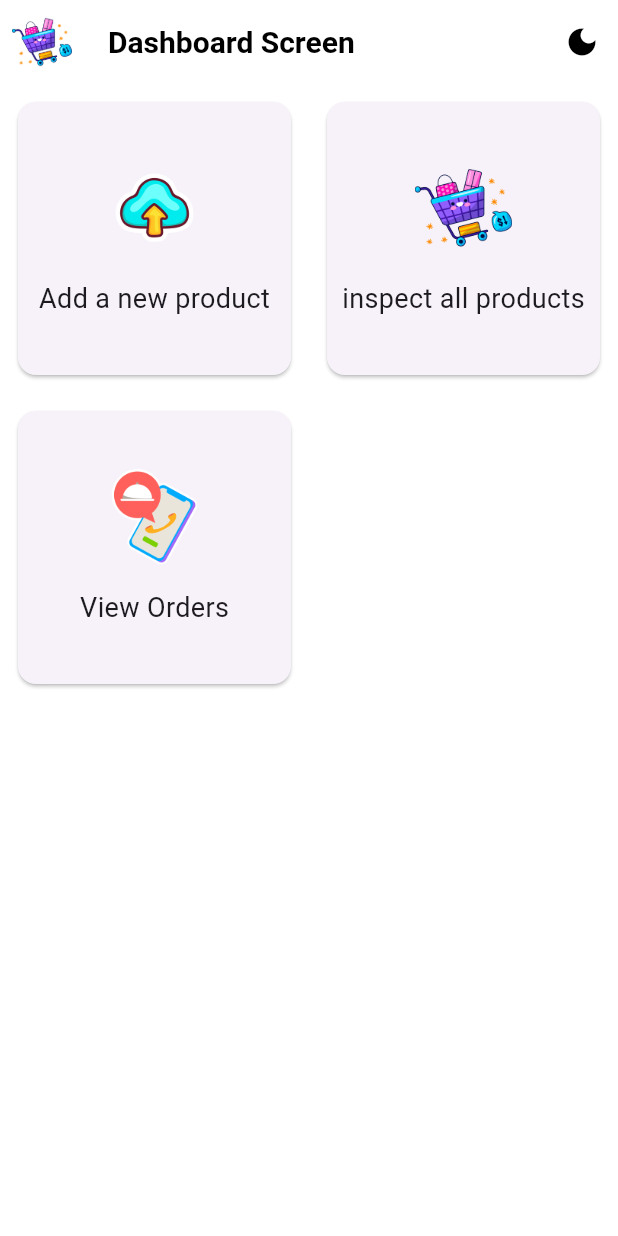
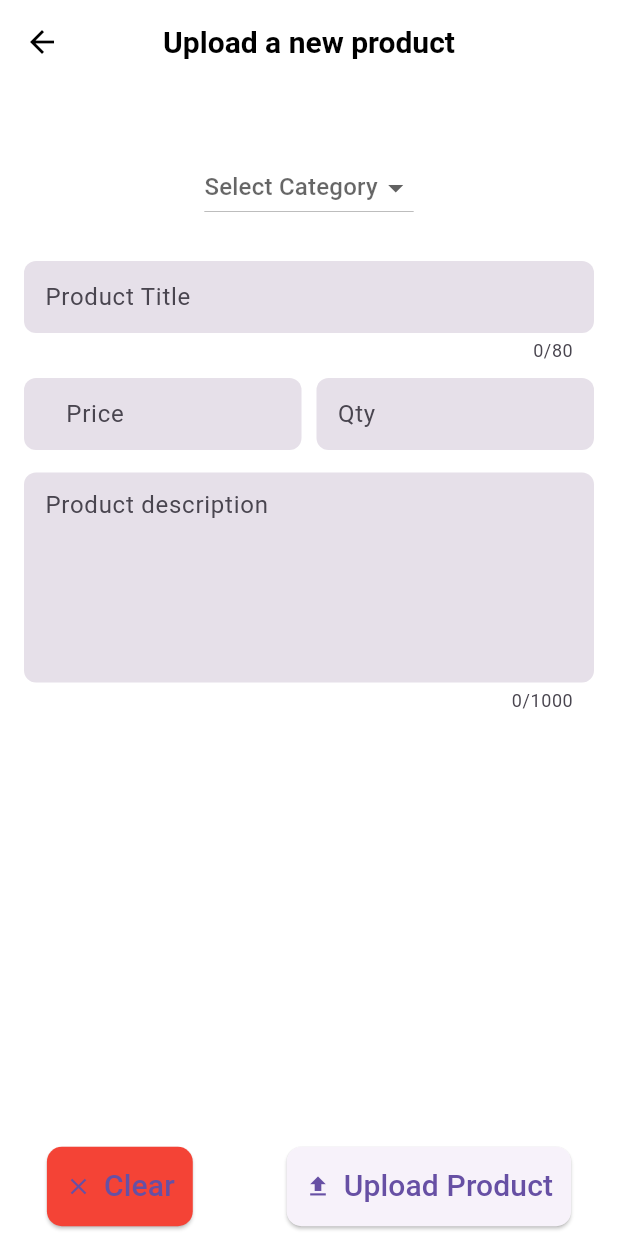
Before and after one commit to ahmedsaadbadawy/shopsmart_admin_panel, a Flutter app: the screen it shows after launch, after a tap on "Add a new product", on a phone screen of 412 x 824 dp. Run offline on Flutter 3.47's test engine with Material 3 defaults, Android fonts, the light colour scheme and no system bars; our stand-ins replace fancy_shimmer_image, image_picker, shared_preferences, shimmer; missing offline and left inert: dynamic_height_grid_view.

Commit message:
implementing the Upload Screen (part 1)

```diff
--- a/lib/consts/app_constants.dart
+++ b/lib/consts/app_constants.dart
@@ -1,3 +1,5 @@
+import 'package:flutter/material.dart';
+
 class AppConstants {
   static const String productImageUrl =
       'https://i.ibb.co/8r1Ny2n/20-Nike-Air-Force-1-07.png';
@@ -10,4 +12,24 @@
     'Funiture',
     'Watches',
   ];
+
+  static List<DropdownMenuItem<String>> get categoriesDropDownList {
+    //   List<DropdownMenuItem<String>>? menuItems =
+    //       List<DropdownMenuItem<String>>.generate(
+    //     categoriesList.length,
+    //     (index) => DropdownMenuItem(
+    //       value: categoriesList[index],
+    //       child: Text(
+    //         categoriesList[index],
+    //       ),
+    //     ),
+    //   ).toList();
+    //   return menuItems;
+    return categoriesList
+        .map((category) => DropdownMenuItem<String>(
+              value: category,
+              child: Text(category),
+            ))
+        .toList();
+  }
 }
--- a/lib/main.dart
+++ b/lib/main.dart
@@ -1,9 +1,10 @@
 import 'package:flutter/material.dart';
 import 'package:provider/provider.dart';
-import 'screens/dashboard_screen.dart';
 import 'consts/theme_data.dart';
 import 'providers/product_provider.dart';
 import 'providers/theme_provider.dart';
+import 'screens/dashboard_screen.dart';
+import 'screens/edit_upload_product_form.dart';
 import 'screens/inner_screens/orders/orders_screen.dart';
 import 'screens/search_screen.dart';
 
@@ -41,6 +42,8 @@
           routes: {
             OrdersScreenFree.routeName: (context) => const OrdersScreenFree(),
             SearchScreen.routeName: (context) => const SearchScreen(),
+            EditOrUploadProductScreen.routeName: (context) =>
+                const EditOrUploadProductScreen(),
           },
         );
       }),
--- a/lib/models/dashboard_btn_model.dart
+++ b/lib/models/dashboard_btn_model.dart
@@ -1,4 +1,5 @@
 import 'package:flutter/material.dart';
+import '../screens/edit_upload_product_form.dart';
 import '../screens/inner_screens/orders/orders_screen.dart';
 import '../screens/search_screen.dart';
 
@@ -18,20 +19,31 @@
         DashboardButtonsModel(
           text: "Add a new product",
           imagePath: AssetsManager.cloud,
-          onPressed: () {},
+          onPressed: () {
+            Navigator.pushNamed(
+              context,
+              EditOrUploadProductScreen.routeName,
+            );
+          },
         ),
         DashboardButtonsModel(
           text: "inspect all products",
           imagePath: AssetsManager.shoppingCart,
           onPressed: () {
-            Navigator.pushNamed(context, SearchScreen.routeName);
+            Navigator.pushNamed(
+              context,
+              SearchScreen.routeName,
+            );
           },
         ),
         DashboardButtonsModel(
           text: "View Orders",
           imagePath: AssetsManager.order,
           onPressed: () {
-            Navigator.pushNamed(context, OrdersScreenFree.routeName);
+            Navigator.pushNamed(
+              context,
+              OrdersScreenFree.routeName,
+            );
           },
         ),
       ];
--- a/lib/providers/theme_provider.dart
+++ b/lib/providers/theme_provider.dart
@@ -2,7 +2,6 @@
 import 'package:shared_preferences/shared_preferences.dart';
 
 class ThemeProvider with ChangeNotifier {
-  // ignore: constant_identifier_names
   static const THEME_STATUS = "THEME_STATUS";
   bool _darkTheme = false;
   bool get getIsDarkTheme => _darkTheme;
--- a/lib/screens/dashboard_screen.dart
+++ b/lib/screens/dashboard_screen.dart
@@ -19,7 +19,6 @@
   @override
   Widget build(BuildContext context) {
     final themeProvider = Provider.of<ThemeProvider>(context);
-    //final size = MediaQuery.of(context).size;
     return Scaffold(
       appBar: AppBar(
         title: const TitlesTextWidget(label: "Dashboard Screen"),
--- /dev/null
+++ b/lib/screens/edit_upload_product_form.dart
@@ -0,0 +1,310 @@
+import 'package:flutter/material.dart';
+import 'package:flutter/services.dart';
+import 'package:image_picker/image_picker.dart';
+import '../consts/app_constants.dart';
+import '../services/my_app_method.dart';
+import '../widgets/subtitle_text.dart';
+
+import '../consts/my_validators.dart';
+import '../widgets/title_text.dart';
+
+class EditOrUploadProductScreen extends StatefulWidget {
+  static const routeName = '/EditOrUploadProductScreen';
+
+  const EditOrUploadProductScreen({
+    super.key,
+  });
+
+  @override
+  State<EditOrUploadProductScreen> createState() =>
+      _EditOrUploadProductScreenState();
+}
+
+class _EditOrUploadProductScreenState extends State<EditOrUploadProductScreen> {
+  final _formKey = GlobalKey<FormState>();
+  XFile? _pickedImage;
+
+  late TextEditingController _titleController,
+      _priceController,
+      _descriptionController,
+      _quantityController;
+  String? _categoryValue;
+  @override
+  void initState() {
+    _titleController = TextEditingController(text: "");
+    _priceController = TextEditingController(text: "");
+    _descriptionController = TextEditingController(text: "");
+    _quantityController = TextEditingController(text: "");
+
+    super.initState();
+  }
+
+  @override
+  void dispose() {
+    _titleController.dispose();
+    _priceController.dispose();
+    _descriptionController.dispose();
+    _quantityController.dispose();
+    super.dispose();
+  }
+
+  void clearForm() {
+    _titleController.clear();
+    _priceController.clear();
+    _descriptionController.clear();
+    _quantityController.clear();
+    removePickedImage();
+  }
+
+  void removePickedImage() {
+    setState(() {
+      _pickedImage = null;
+    });
+  }
+
+  Future<void> _uploadProduct() async {
+    if (_categoryValue == null) {
+      MyAppMethods.showErrorORWarningDialog(
+        context: context,
+        subtitle: "Category is empty",
+        fct: () {},
+      );
+      return;
+    }
+    final isValid = _formKey.currentState!.validate();
+    FocusScope.of(context).unfocus();
+    if (isValid) {}
+  }
+
+  Future<void> _editProduct() async {
+    final isValid = _formKey.currentState!.validate();
+    FocusScope.of(context).unfocus();
+
+    if (isValid) {}
+  }
+
+  Future<void> localImagePicker() async {
+    final ImagePicker picker = ImagePicker();
+    await MyAppMethods.imagePickerDialog(
+      context: context,
+      cameraFCT: () async {
+        _pickedImage = await picker.pickImage(source: ImageSource.camera);
+        setState(() {});
+      },
+      galleryFCT: () async {
+        _pickedImage = await picker.pickImage(source: ImageSource.gallery);
+        setState(() {});
+      },
+      removeFCT: () {
+        setState(() {
+          _pickedImage = null;
+        });
+      },
+    );
+  }
+
+  @override
+  Widget build(BuildContext context) {
+    final size = MediaQuery.of(context).size;
+    return GestureDetector(
+      onTap: () {
+        FocusScope.of(context).unfocus();
+      },
+      child: Scaffold(
+        bottomSheet: SizedBox(
+          height: kBottomNavigationBarHeight + 10,
+          child: Material(
+            color: Theme.of(context).scaffoldBackgroundColor,
+            child: Row(
+              mainAxisAlignment: MainAxisAlignment.spaceAround,
+              children: [
+                ElevatedButton.icon(
+                  style: ElevatedButton.styleFrom(
+                    padding: const EdgeInsets.all(12),
+                    backgroundColor: Colors.red,
+                    shape: RoundedRectangleBorder(
+                      borderRadius: BorderRadius.circular(
+                        10,
+                      ),
+                    ),
+                  ),
+                  icon: const Icon(Icons.clear),
+                  label: const Text(
+                    "Clear",
+                    style: TextStyle(
+                      fontSize: 20,
+                    ),
+                  ),
+                  onPressed: () {},
+                ),
+                ElevatedButton.icon(
+                  style: ElevatedButton.styleFrom(
+                    padding: const EdgeInsets.all(12),
+                    // backgroundColor: Colors.red,
+                    shape: RoundedRectangleBorder(
+                      borderRadius: BorderRadius.circular(
+                        10,
+                      ),
+                    ),
+                  ),
+                  icon: const Icon(Icons.upload),
+                  label: const Text(
+                    "Upload Product",
+                    style: TextStyle(
+                      fontSize: 20,
+                    ),
+                  ),
+                  onPressed: () {
+                    _uploadProduct();
+                  },
+                ),
+              ],
+            ),
+          ),
+        ),
+        appBar: AppBar(
+          centerTitle: true,
+          title: const TitlesTextWidget(
+            label: "Upload a new product",
+          ),
+        ),
+        body: SafeArea(
+          child: SingleChildScrollView(
+            child: Column(
+              children: [
+                const SizedBox(
+                  height: 20,
+                ),
+                /* Image picker here ***********************************/
+
+                const SizedBox(
+                  height: 25,
+                ),
+                DropdownButton<String>(
+                  hint: const Text("Select Category"),
+                  value: _categoryValue,
+                  items: AppConstants.categoriesDropDownList,
+                  onChanged: (String? value) {
+                    setState(() {
+                      _categoryValue = value;
+                    });
+                  },
+                ),
+                const SizedBox(
+                  height: 25,
+                ),
+                Padding(
+                  padding:
+                      const EdgeInsets.symmetric(horizontal: 16, vertical: 0),
+                  child: Form(
+                    key: _formKey,
+                    child: Column(
+                      children: [
+                        TextFormField(
+                          controller: _titleController,
+                          key: const ValueKey('Title'),
+                          maxLength: 80,
+                          minLines: 1,
+                          maxLines: 2,
+                          keyboardType: TextInputType.multiline,
+                          textInputAction: TextInputAction.newline,
+                          decoration: const InputDecoration(
+                            hintText: 'Product Title',
+                          ),
+                          validator: (value) {
+                            return MyValidators.uploadProdTexts(
+                              value: value,
+                              toBeReturnedString: "Please enter a valid title",
+                            );
+                          },
+                        ),
+                        const SizedBox(
+                          height: 10,
+                        ),
+                        Row(
+                          children: [
+                            Flexible(
+                              flex: 1,
+                              child: TextFormField(
+                                controller: _priceController,
+                                key: const ValueKey('Price \$'),
+                                keyboardType: TextInputType.number,
+                                inputFormatters: <TextInputFormatter>[
+                                  FilteringTextInputFormatter.allow(
+                                    RegExp(r'^(\d+)?\.?\d{0,2}'),
+                                  ),
+                                ],
+                                decoration: const InputDecoration(
+                                    hintText: 'Price',
+                                    prefix: SubtitleTextWidget(
+                                      label: "\$ ",
+                                      color: Colors.blue,
+                                      fontSize: 16,
+                                    )),
+                                validator: (value) {
+                                  return MyValidators.uploadProdTexts(
+                                    value: value,
+                                    toBeReturnedString: "Price is missing",
+                                  );
+                                },
+                              ),
+                            ),
+                            const SizedBox(
+                              width: 10,
+                            ),
+                            Flexible(
+                              flex: 1,
+                              child: TextFormField(
+                                inputFormatters: [
+                                  FilteringTextInputFormatter.digitsOnly
+                                ],
+                                controller: _quantityController,
+                                keyboardType: TextInputType.number,
+                                key: const ValueKey('Quantity'),
+                                decoration: const InputDecoration(
+                                  hintText: 'Qty',
+                                ),
+                                validator: (value) {
+                                  return MyValidators.uploadProdTexts(
+                                    value: value,
+                                    toBeReturnedString: "Quantity is missed",
+                                  );
+                                },
+                              ),
+                            ),
+                          ],
+                        ),
+                        const SizedBox(height: 15),
+                        TextFormField(
+                          key: const ValueKey('Description'),
+                          controller: _descriptionController,
+                          minLines: 5,
+                          maxLines: 8,
+                          maxLength: 1000,
+                          textCapitalization: TextCapitalization.sentences,
+                          decoration: const InputDecoration(
+                            hintText: 'Product description',
+                          ),
+                          validator: (value) {
+                            return MyValidators.uploadProdTexts(
+                              value: value,
+                              toBeReturnedString: "Description is missed",
+                            );
+                          },
+                          onTap: () {},
+                        ),
+                      ],
+                    ),
+                  ),
+                ),
+                const SizedBox(
+                  height: kBottomNavigationBarHeight + 10,
+                )
+              ],
+            ),
+          ),
+        ),
+      ),
+    );
+  }
+}
```
Also changed, not shown: lib/widgets/pick_image_widget.dart (added, +59 -0 lines).
